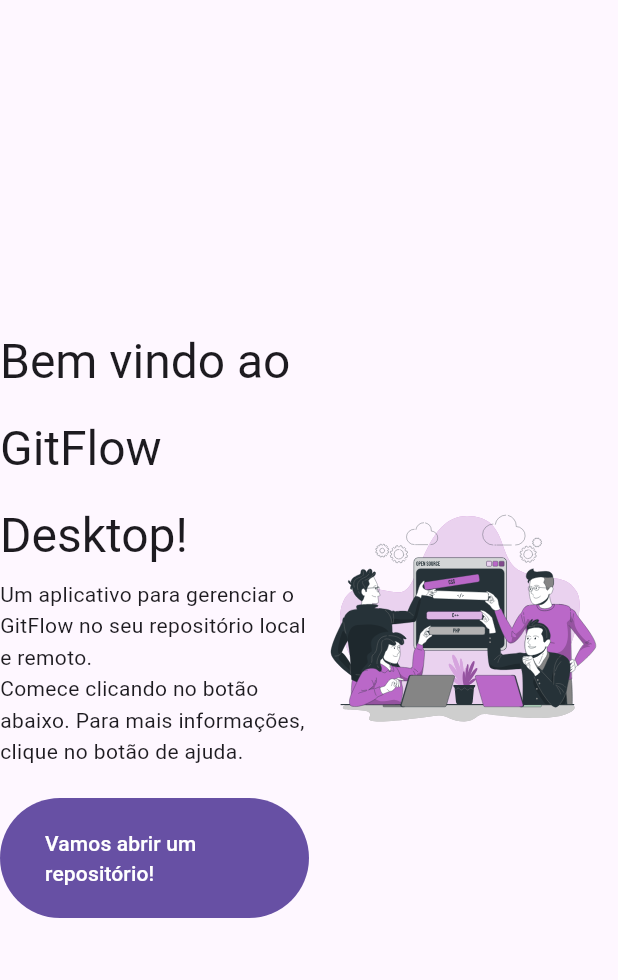
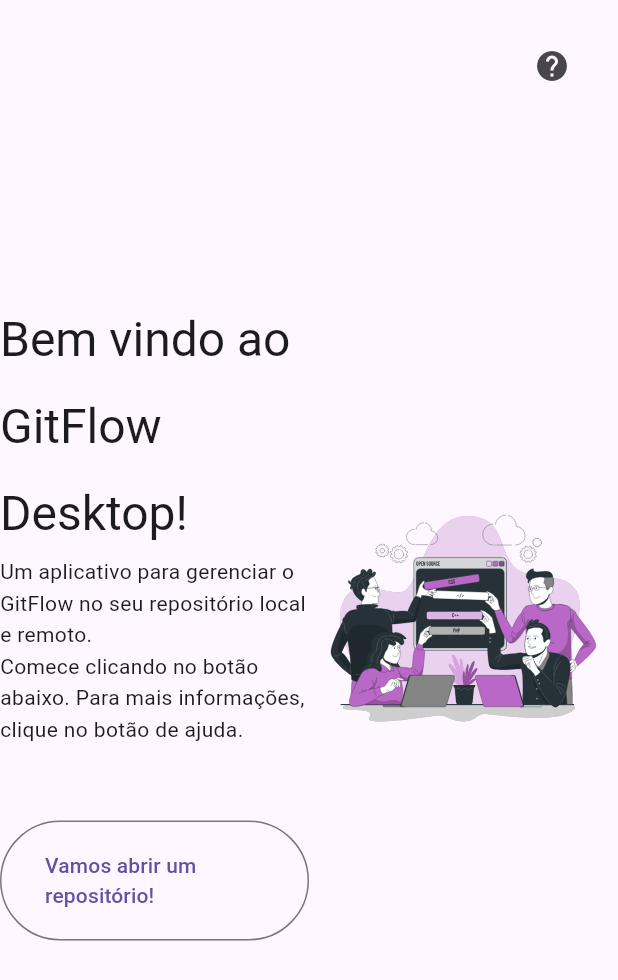
Before and after one commit to rodsilvavieira2/gitdesktop-flutter, a Flutter app: the screen it shows after launch, on a phone screen of 412 x 824 dp. Shown: the top 980 px of the screen. Run offline on Flutter 3.47's test engine with Material 3 defaults, Android fonts, the phone set to English and light mode, and no system bars; our stand-ins replace flutter_svg, go_router.

Commit message:
Refactor StartScreen and LeftSide widgets

```diff
--- a/lib/presentation/screens/start.dart
+++ b/lib/presentation/screens/start.dart
@@ -6,8 +6,18 @@
 
   @override
   Widget build(BuildContext context) {
-    return const Scaffold(
-      body: Center(
+    return Scaffold(
+      body: Stack(
+        children: [
+          Positioned(
+            top: 20,
+            right: 20,
+            child: IconButton(
+              onPressed: () {},
+              icon: const Icon(Icons.help),
+            ),
+          ),
+          const Center(
             child: Row(
               mainAxisAlignment: MainAxisAlignment.center,
               children: [
@@ -15,6 +25,8 @@
                 RightSide(),
               ],
             ),
+          ),
+        ],
       ),
     );
   }
@@ -47,8 +59,8 @@
                   height: 1.5,
                 ),
           ),
-          const SizedBox(height: 20),
-          FilledButton(
+          const SizedBox(height: 50),
+          OutlinedButton(
             style: ButtonStyle(
               padding: MaterialStateProperty.all<EdgeInsetsGeometry>(
                 const EdgeInsets.symmetric(horizontal: 30, vertical: 20),
```
Lines whose indentation alone changed are shown as unchanged.
